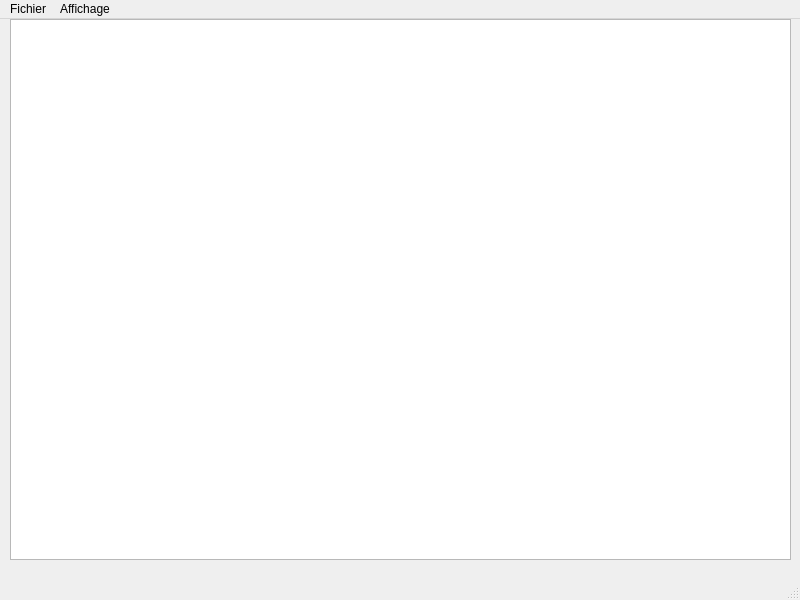
First picture: the form in yapluka/yaplukawindow.ui, repository lengagne/yapluka, before the edit.
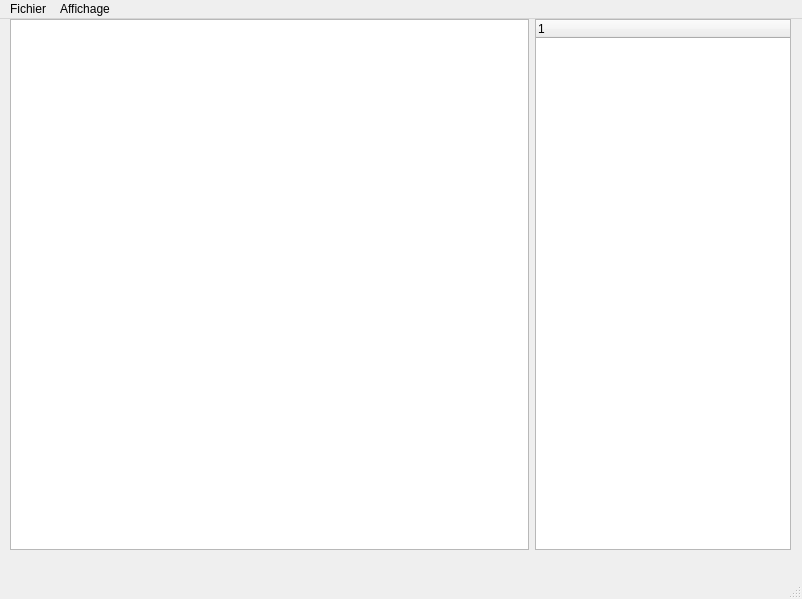
Second picture: the form after the edit.

Commit message: category tree ok avec couleur police et fond

What changed in the file:
```diff
--- a/yapluka/yaplukawindow.ui
+++ b/yapluka/yaplukawindow.ui
@@ -6,8 +6,8 @@
    <rect>
     <x>0</x>
     <y>0</y>
-    <width>800</width>
-    <height>600</height>
+    <width>802</width>
+    <height>599</height>
    </rect>
   </property>
   <property name="windowTitle">
@@ -26,15 +26,21 @@
       <x>10</x>
       <y>0</y>
       <width>781</width>
-      <height>541</height>
+      <height>531</height>
      </rect>
     </property>
-    <layout class="QVBoxLayout" name="verticalLayout">
+    <layout class="QHBoxLayout" name="horizontalLayout">
      <property name="sizeConstraint">
       <enum>QLayout::SetDefaultConstraint</enum>
      </property>
      <item>
       <widget class="QTableWidget" name="tableWidget">
+       <property name="sizePolicy">
+        <sizepolicy hsizetype="Expanding" vsizetype="Expanding">
+         <horstretch>0</horstretch>
+         <verstretch>0</verstretch>
+        </sizepolicy>
+       </property>
        <property name="maximumSize">
         <size>
          <width>10000</width>
@@ -46,6 +52,30 @@
        </property>
       </widget>
      </item>
+     <item>
+      <widget class="QTreeWidget" name="categorie_widget">
+       <property name="enabled">
+        <bool>true</bool>
+       </property>
+       <property name="sizePolicy">
+        <sizepolicy hsizetype="Maximum" vsizetype="Expanding">
+         <horstretch>0</horstretch>
+         <verstretch>0</verstretch>
+        </sizepolicy>
+       </property>
+       <property name="maximumSize">
+        <size>
+         <width>517</width>
+         <height>16777215</height>
+        </size>
+       </property>
+       <column>
+        <property name="text">
+         <string notr="true">1</string>
+        </property>
+       </column>
+      </widget>
+     </item>
     </layout>
    </widget>
   </widget>
@@ -54,7 +84,7 @@
     <rect>
      <x>0</x>
      <y>0</y>
-     <width>800</width>
+     <width>802</width>
      <height>36</height>
     </rect>
    </property>
```
The commit also changes 6 other files.
